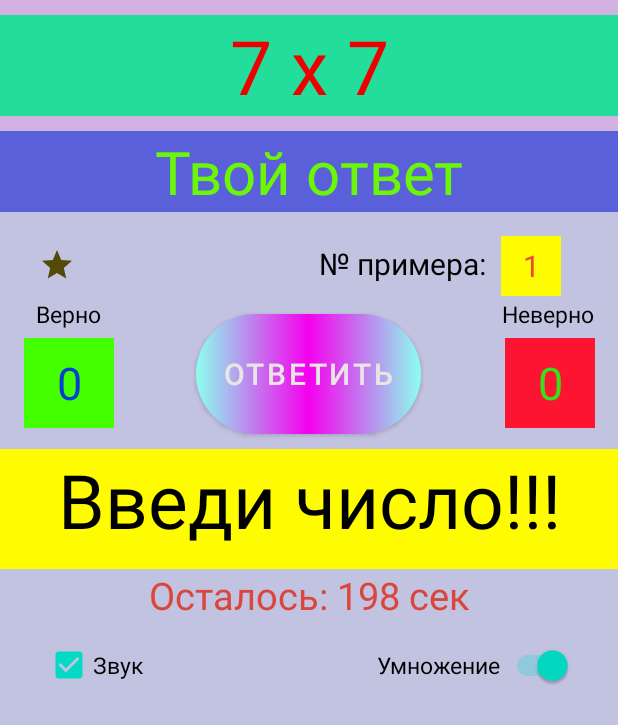
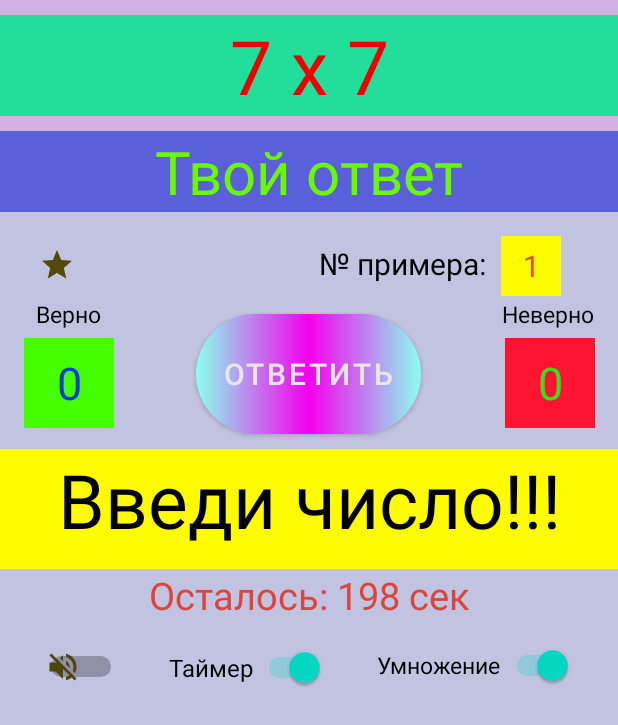
Before and after one commit to mikolaych/ChildScore3, an Android app: the screen it shows after launch (MainActivity), after a tap on "Умножение", on a phone screen of 412 x 824 dp. Shown: the top 725 px of the screen. Run offline under Robolectric (Android 15) with nearby library versions, the phone set to English and light mode, and no system bars; 1 other tap on this screen came first.

Commit message:
110722 change countdown, not correct working music switch

```diff
--- a/app/src/main/java/ru/mikolaych/childscore/MainActivity.java
+++ b/app/src/main/java/ru/mikolaych/childscore/MainActivity.java
@@ -1,7 +1,9 @@
 package ru.mikolaych.childscore;
+
 import androidx.annotation.NonNull;
 import androidx.appcompat.app.AppCompatActivity;
 import androidx.appcompat.app.AppCompatDelegate;
+
 import android.annotation.SuppressLint;
 import android.content.Intent;
 import android.media.MediaPlayer;
@@ -10,11 +12,13 @@ import android.os.CountDownTimer;
 import android.view.Gravity;
 import android.view.View;
 import android.widget.CheckBox;
+import android.widget.CompoundButton;
 import android.widget.EditText;
 import android.widget.ImageView;
 import android.widget.Switch;
 import android.widget.TextView;
 import android.widget.Toast;
+
 import java.util.Random;
 
 public class MainActivity extends AppCompatActivity {
@@ -26,11 +30,13 @@ public class MainActivity extends AppCompatActivity {
     private int levelInt = 1;
     private int numberOfExercise = 20;
     private int numberOfError = 3;
-    String numberAskCount;
-    String counterPosWrite;
-    String counterNegWrite;
-    CountDownTimer timer;
+    private String numberAskCount;
+    private String counterPosWrite;
+    private String counterNegWrite;
+    private CountDownTimer timer;
     private MediaPlayer backgroundMusic;
+    private Boolean timerOn = true;
+    private Boolean music = true;
 
     @SuppressLint("SetTextI18n")
     @Override
@@ -58,16 +64,29 @@ public class MainActivity extends AppCompatActivity {
             random();
 
         }
-//
-        play(backgroundMusic);
         random();
         countDown();
+        playMusic();
 
+    }
+    //Вкл/выкл счетчика
+    public void countDownOnOff(View view){
+        Switch countdownOnOff = findViewById(R.id.stopCount);
+        if (countdownOnOff.isChecked()){
+            timerOn = true;
+            timer.start();
+
+        } else{
+            timerOn = false;
+            timer.cancel();
+            countDown();
+        }
     }
 
     //СЧЕТЧИК
     public void countDown() {
         TextView countDown = findViewById(R.id.countDown);
+        if (timerOn) {
             timer = new CountDownTimer(200000, 1000) {
                 @Override
                 public void onTick(long l) {
@@ -82,6 +101,8 @@ public class MainActivity extends AppCompatActivity {
                 }
             }
                     .start();
+        } else countDown.setText("");
+
 
     }
 
@@ -153,6 +174,7 @@ public class MainActivity extends AppCompatActivity {
             }
         }
     }
+
     //Сброс параметров
     public void resetParameters() {
         TextView counterPositive = findViewById(R.id.counterPositive);
@@ -276,8 +298,8 @@ public class MainActivity extends AppCompatActivity {
 
     //Переключатель умножения
     public void switchRun(View view) {
-        boolean checked = ((Switch) view).isChecked();
-        if (checked) {
+        Switch multiply = findViewById(R.id.tableMultiply);
+        if (multiply.isChecked()) {
             tableMultiplyStatus = true;
             levelInt = 1;
             random();
@@ -304,17 +326,33 @@ public class MainActivity extends AppCompatActivity {
     }
 
                         //Фоновая музыка
-    public void playMusic(View view) {
-        CheckBox music = findViewById(R.id.sound);
-        music.isChecked();
-        if (music.isChecked()){
-            play(backgroundMusic);
-        } else stop();
+    public void playStopMusic(View view) {
+        Switch sound = findViewById(R.id.sound);
+        if (sound.isChecked()){
+            music = false;
+            playMusic();
+        }else{
+            music = true;
+            playMusic();
         }
-    public void play(MediaPlayer music){
-        music.start();
     }
-    public void stop(){
+
+    public void playMusic() {
+        if (music) {
+            backgroundMusic.start();
+            backgroundMusic.setLooping(true);
+        } else backgroundMusic.stop();
+    }
+
+   /* public void stopMusic(){
+        backgroundMusic.stop();
+    }*/
+
+    @Override
+    protected void onDestroy() {
+        super.onDestroy();
         backgroundMusic.stop();
     }
+
+
 }
--- /dev/null
+++ b/app/src/main/res/drawable/music.xml
@@ -0,0 +1,5 @@
+<vector android:height="24dp" android:tint="#4E4608"
+    android:viewportHeight="24" android:viewportWidth="24"
+    android:width="24dp" xmlns:android="http://schemas.android.com/apk/res/android">
+    <path android:fillColor="@android:color/white" android:pathData="M16.5,12c0,-1.77 -1.02,-3.29 -2.5,-4.03v2.21l2.45,2.45c0.03,-0.2 0.05,-0.41 0.05,-0.63zM19,12c0,0.94 -0.2,1.82 -0.54,2.64l1.51,1.51C20.63,14.91 21,13.5 21,12c0,-4.28 -2.99,-7.86 -7,-8.77v2.06c2.89,0.86 5,3.54 5,6.71zM4.27,3L3,4.27 7.73,9L3,9v6h4l5,5v-6.73l4.25,4.25c-0.67,0.52 -1.42,0.93 -2.25,1.18v2.06c1.38,-0.31 2.63,-0.95 3.69,-1.81L19.73,21 21,19.73l-9,-9L4.27,3zM12,4L9.91,6.09 12,8.18L12,4z"/>
+</vector>
--- a/app/src/main/res/layout-v24/activity_main.xml
+++ b/app/src/main/res/layout-v24/activity_main.xml
@@ -192,19 +192,20 @@
             app:layout_constraintTop_toBottomOf="@+id/resultWindow"
             tools:ignore="UseSwitchCompatOrMaterialXml" />
 
-        <CheckBox
+        <Switch
             android:id="@+id/sound"
-            android:onClick="playMusic"
             android:layout_width="wrap_content"
             android:layout_height="wrap_content"
-            android:checked="true"
             android:layout_marginStart="30dp"
-            android:layout_marginTop="40dp"
-            android:text="@string/waveHead"
+            android:layout_marginTop="53dp"
+            android:checked="false"
+            android:onClick="playStopMusic"
             android:textColor="@color/black"
             android:textSize="@dimen/countersHead"
             app:layout_constraintStart_toStartOf="parent"
-            app:layout_constraintTop_toBottomOf="@+id/resultWindow" />
+            app:layout_constraintTop_toBottomOf="@+id/resultWindow"
+            android:thumb="@drawable/music"
+            tools:ignore="UseSwitchCompatOrMaterialXml" />
 
         <ImageView
             android:id="@+id/star1"
@@ -238,6 +239,21 @@
             app:layout_constraintStart_toEndOf="@+id/star2"
             app:srcCompat="@drawable/star" />
 
+        <Switch
+            android:id="@+id/stopCount"
+            android:layout_width="wrap_content"
+            android:layout_height="wrap_content"
+            android:onClick="countDownOnOff"
+            android:layout_marginTop="52dp"
+            android:text="@string/timer"
+            android:checked="true"
+            android:textColor="@color/black"
+            android:textSize="16sp"
+            app:layout_constraintEnd_toStartOf="@+id/tableMultiply"
+            app:layout_constraintStart_toEndOf="@+id/sound"
+            app:layout_constraintTop_toBottomOf="@+id/resultWindow"
+            tools:ignore="UseSwitchCompatOrMaterialXml" />
+
     </androidx.constraintlayout.widget.ConstraintLayout>
 
 
--- a/app/src/main/res/values/strings.xml
+++ b/app/src/main/res/values/strings.xml
@@ -17,4 +17,5 @@
     <string name="newGameButton">Начать сначала</string>
     <string name="Wrong">Ты проиграл!</string>
     <string name="clock">Осталось:</string>
+    <string name="timer">Таймер</string>
 </resources>
```
Lines whose indentation alone changed are shown as unchanged.
